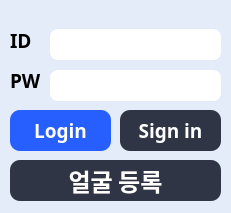
The window that client/login.ui (sihyeokpark/auto-attendance) describes before a commit, drawn with Qt 5.
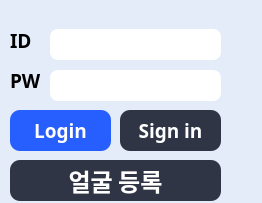
The same window after the commit.

Commit message: Update: 관리자 로그, 스케쥴 기초

```diff
--- a/client/login.ui
+++ b/client/login.ui
@@ -6,8 +6,8 @@
    <rect>
     <x>0</x>
     <y>0</y>
-    <width>231</width>
-    <height>213</height>
+    <width>262</width>
+    <height>203</height>
    </rect>
   </property>
   <property name="windowTitle">
```
The commit also changes 1 other file.
